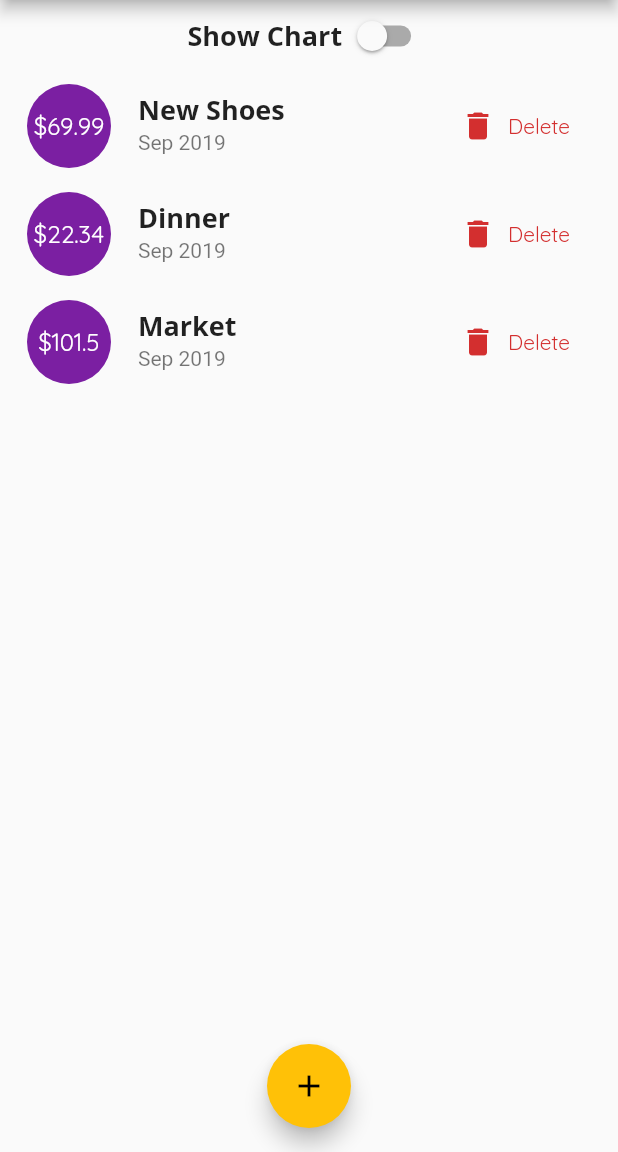
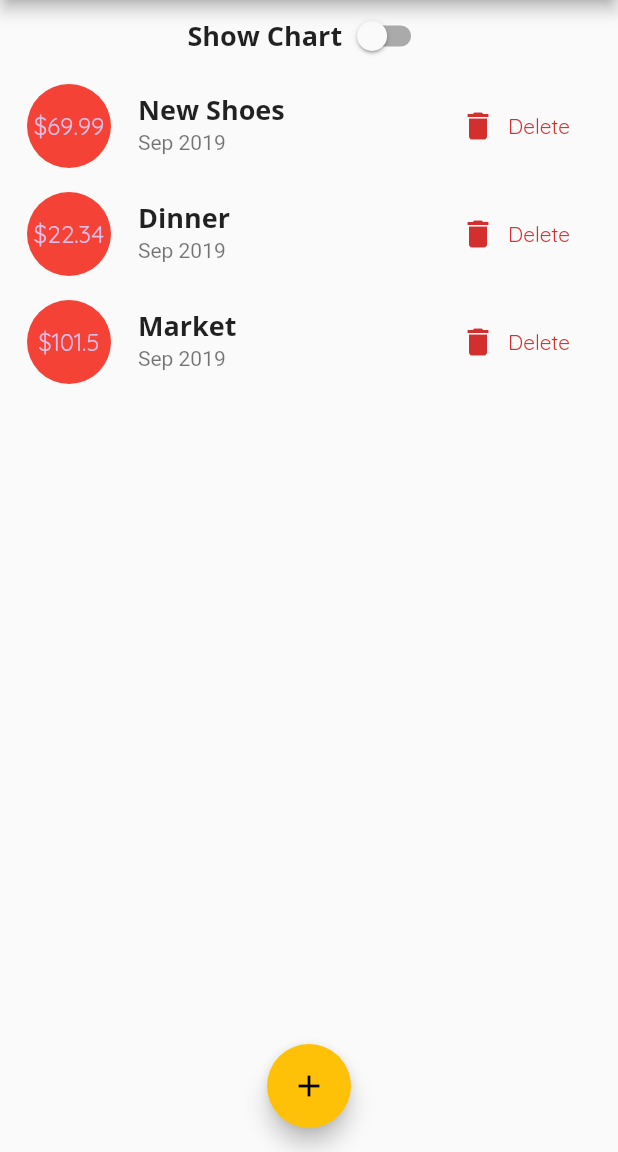
Before and after one commit to mehmetyilmaz001/flutter_widgets, a Flutter app: the screen it shows after launch, on a phone screen of 412 x 824 dp, the part 84-1236 px from its top. Run offline on Flutter 3.47's test engine with Material 2 defaults, Android fonts, the phone set to English and light mode, and no system bars.

Commit message:
Sorf of changes

```diff
--- a/lib/main.dart
+++ b/lib/main.dart
@@ -39,7 +39,7 @@ class HomeScreen extends StatefulWidget {
   _MyAppState createState() => _MyAppState();
 }
 
-class _MyAppState extends State<HomeScreen> {
+class _MyAppState extends State<HomeScreen> with WidgetsBindingObserver {
   bool _showChart = false;
 
   final List<Transaction> _transactions = [
@@ -55,6 +55,23 @@ class _MyAppState extends State<HomeScreen> {
       //Get last 7 days records
       return tx.date.isAfter(DateTime.now().subtract(Duration(days: 7)));
     }).toList();
+  }
+
+  @override
+  void initState() {
+    WidgetsBinding.instance.addObserver(this);
+    super.initState();
+  }
+
+  @override
+  void didChangeAppLifecycleState(AppLifecycleState state) {
+    print(state);
+  }
+
+  @override
+  void dispose() {
+    WidgetsBinding.instance.removeObserver(this);
+    super.dispose();
   }
 
   void _adNewTransaction(String title, double amount, DateTime date) {
@@ -156,11 +173,9 @@ class _MyAppState extends State<HomeScreen> {
       ),
     );
 
-    return
-       Scaffold(
+    return Scaffold(
         appBar: appBar,
-            floatingActionButtonLocation:
-                FloatingActionButtonLocation.centerFloat,
+        floatingActionButtonLocation: FloatingActionButtonLocation.centerFloat,
         floatingActionButton: Platform.isIOS
             ? Container()
             : FloatingActionButton(
--- /dev/null
+++ b/lib/widgets/transaction_item.dart
@@ -0,0 +1,70 @@
+import 'dart:math';
+import 'package:intl/intl.dart';
+import 'package:flutter/material.dart';
+import 'package:flutter_widgets/models/transaction.dart';
+
+class TransactionItem extends StatefulWidget {
+  const TransactionItem({
+    Key key,
+    @required this.transaction,
+    @required this.deleteTx,
+  }) : super(key: key);
+
+  final Transaction transaction;
+  final Function deleteTx;
+
+  @override
+  _TransactionItemState createState() => _TransactionItemState();
+}
+
+class _TransactionItemState extends State<TransactionItem> {
+
+Color _bgColor;
+
+  @override
+  void initState() {
+    super.initState();
+
+    const bgColors = [
+     Colors.red,
+     Colors.black,
+     Colors.blue,
+     Colors.purple
+     ];
+
+     _bgColor = bgColors[Random().nextInt(4)];
+  }
+
+  @override
+  Widget build(BuildContext context) {
+    return ListTile(
+      leading: CircleAvatar(
+        backgroundColor: _bgColor,
+        radius: 30,
+        child: Padding(
+          padding: EdgeInsets.all(6),
+          child: FittedBox(
+            child: Text('\$${widget.transaction.amount}'),
+          ),
+        ),
+      ),
+      title: Text(
+        widget.transaction.title,
+        style: Theme.of(context).textTheme.title,
+      ),
+      subtitle: Text(DateFormat.yMMM().format(widget.transaction.date)),
+      trailing: MediaQuery.of(context).size.width > 360
+          ? FlatButton.icon(
+              textColor: Theme.of(context).errorColor,
+              icon: Icon(Icons.delete),
+              label: Text('Delete'),
+              onPressed: () => this.widget.deleteTx(widget.transaction.id),
+            )
+          : IconButton(
+              icon: Icon(Icons.delete),
+              color: Theme.of(context).errorColor,
+              onPressed: () => this.widget.deleteTx(widget.transaction.id),
+            ),
+    );
+  }
+}
--- a/lib/widgets/transaction_list.dart
+++ b/lib/widgets/transaction_list.dart
@@ -1,6 +1,5 @@
 import 'package:flutter/material.dart';
-import 'package:intl/intl.dart';
-
+import 'package:flutter_widgets/widgets/transaction_item.dart';
 import '../models/transaction.dart';
 
 class TransactionList extends StatelessWidget {
@@ -31,52 +30,17 @@ class TransactionList extends StatelessWidget {
     });
   }
 
-  Widget _listItem2(ctx, i) {
-    Transaction tx = transactions[i];
-
-    return ListTile(
-      leading: CircleAvatar(
-        radius: 30,
-        child: Padding(
-          padding: EdgeInsets.all(6),
-          child: FittedBox(
-            child: Text('\$${tx.amount}'),
-          ),
-        ),
-      ),
-      title: Text(
-        tx.title,
-        style: Theme.of(ctx).textTheme.title,
-      ),
-      subtitle: Text(DateFormat.yMMM().format(tx.date)),
-      trailing: MediaQuery.of(ctx).size.width > 360
-          ? FlatButton.icon(
-              textColor: Theme.of(ctx).errorColor,
-              icon: Icon(Icons.delete),
-              label: Text('Delete'),
-              onPressed: () => this.deleteTx(tx.id),
-            )
-          : IconButton(
-              icon: Icon(Icons.delete),
-              color: Theme.of(ctx).errorColor,
-              onPressed: () => this.deleteTx(tx.id),
-            ),
-    );
-  }
-
   @override
   Widget build(BuildContext context) {
     return Container(
       height: 500,
       child: transactions.isEmpty
           ? _listEmpty(context)
-          : ListView.builder(
-              itemBuilder: (ctx, i) {
-                //return _listItem(ctx, i);
-                return _listItem2(ctx, i);
-              },
-              itemCount: transactions.length,
-              scrollDirection: Axis.vertical,
+          : ListView(
+              children: transactions
+                  .map((tx) => TransactionItem(
+                      key: ValueKey(tx.id), transaction: tx, deleteTx: deleteTx))
+                  .toList(),
             ),
     );
   }
```
Also changed, not shown: lib/widgets/new_transaction.dart (+29 -2 lines). Lines whose indentation alone changed are shown as unchanged.
